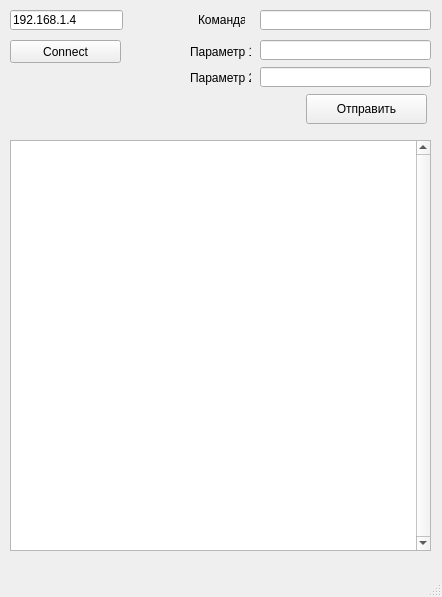
This is Client/client.ui in iambarsik/QtSockets as Qt 5 draws it before an edit. The edited form follows.
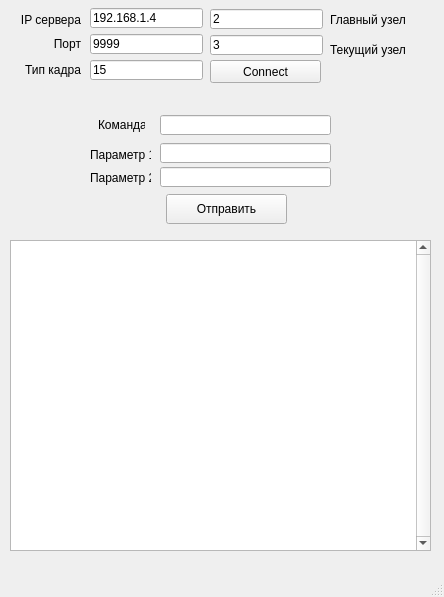
This is the edited form.

Patch:
```diff
--- a/Client/client.ui
+++ b/Client/client.ui
@@ -6,7 +6,7 @@
    <rect>
     <x>0</x>
     <y>0</y>
-    <width>442</width>
+    <width>444</width>
     <height>597</height>
    </rect>
   </property>
@@ -17,8 +17,8 @@
    <widget class="QPushButton" name="pushButton">
     <property name="geometry">
      <rect>
-      <x>306</x>
-      <y>94</y>
+      <x>166</x>
+      <y>194</y>
       <width>121</width>
       <height>30</height>
      </rect>
@@ -30,8 +30,8 @@
    <widget class="QLineEdit" name="lineCommand">
     <property name="geometry">
      <rect>
-      <x>260</x>
-      <y>10</y>
+      <x>160</x>
+      <y>115</y>
       <width>171</width>
       <height>20</height>
      </rect>
@@ -40,8 +40,8 @@
    <widget class="QLineEdit" name="linePar1">
     <property name="geometry">
      <rect>
-      <x>260</x>
-      <y>40</y>
+      <x>160</x>
+      <y>143</y>
       <width>171</width>
       <height>20</height>
      </rect>
@@ -50,8 +50,8 @@
    <widget class="QLineEdit" name="linePar2">
     <property name="geometry">
      <rect>
-      <x>260</x>
-      <y>67</y>
+      <x>160</x>
+      <y>167</y>
       <width>171</width>
       <height>20</height>
      </rect>
@@ -60,8 +60,8 @@
    <widget class="QPushButton" name="pushButton_2">
     <property name="geometry">
      <rect>
-      <x>10</x>
-      <y>40</y>
+      <x>210</x>
+      <y>60</y>
       <width>111</width>
       <height>23</height>
      </rect>
@@ -74,9 +74,9 @@
     <property name="geometry">
      <rect>
       <x>10</x>
-      <y>140</y>
+      <y>240</y>
       <width>421</width>
-      <height>411</height>
+      <height>311</height>
      </rect>
     </property>
     <property name="verticalScrollBarPolicy">
@@ -86,8 +86,8 @@
    <widget class="QLineEdit" name="lineHost">
     <property name="geometry">
      <rect>
-      <x>10</x>
-      <y>10</y>
+      <x>90</x>
+      <y>8</y>
       <width>113</width>
       <height>20</height>
      </rect>
@@ -99,8 +99,8 @@
    <widget class="QLabel" name="label">
     <property name="geometry">
      <rect>
-      <x>198</x>
-      <y>10</y>
+      <x>98</x>
+      <y>115</y>
       <width>47</width>
       <height>20</height>
      </rect>
@@ -112,8 +112,8 @@
    <widget class="QLabel" name="label_2">
     <property name="geometry">
      <rect>
-      <x>190</x>
-      <y>44</y>
+      <x>90</x>
+      <y>147</y>
       <width>61</width>
       <height>16</height>
      </rect>
@@ -125,8 +125,8 @@
    <widget class="QLabel" name="label_3">
     <property name="geometry">
      <rect>
-      <x>190</x>
-      <y>70</y>
+      <x>90</x>
+      <y>170</y>
       <width>61</width>
       <height>16</height>
      </rect>
@@ -135,6 +135,132 @@
      <string>Параметр 2</string>
     </property>
    </widget>
+   <widget class="QLineEdit" name="linePort">
+    <property name="geometry">
+     <rect>
+      <x>90</x>
+      <y>34</y>
+      <width>113</width>
+      <height>20</height>
+     </rect>
+    </property>
+    <property name="text">
+     <string>9999</string>
+    </property>
+   </widget>
+   <widget class="QLineEdit" name="lineMain">
+    <property name="geometry">
+     <rect>
+      <x>210</x>
+      <y>9</y>
+      <width>113</width>
+      <height>20</height>
+     </rect>
+    </property>
+    <property name="text">
+     <string>2</string>
+    </property>
+   </widget>
+   <widget class="QLineEdit" name="lineCurrent">
+    <property name="geometry">
+     <rect>
+      <x>210</x>
+      <y>35</y>
+      <width>113</width>
+      <height>20</height>
+     </rect>
+    </property>
+    <property name="text">
+     <string>3</string>
+    </property>
+   </widget>
+   <widget class="QLineEdit" name="lineFrame">
+    <property name="geometry">
+     <rect>
+      <x>90</x>
+      <y>60</y>
+      <width>113</width>
+      <height>20</height>
+     </rect>
+    </property>
+    <property name="text">
+     <string>15</string>
+    </property>
+   </widget>
+   <widget class="QLabel" name="label_4">
+    <property name="geometry">
+     <rect>
+      <x>20</x>
+      <y>10</y>
+      <width>61</width>
+      <height>20</height>
+     </rect>
+    </property>
+    <property name="text">
+     <string>IP сервера</string>
+    </property>
+    <property name="alignment">
+     <set>Qt::AlignRight|Qt::AlignTrailing|Qt::AlignVCenter</set>
+    </property>
+   </widget>
+   <widget class="QLabel" name="label_5">
+    <property name="geometry">
+     <rect>
+      <x>20</x>
+      <y>34</y>
+      <width>61</width>
+      <height>20</height>
+     </rect>
+    </property>
+    <property name="text">
+     <string>Порт</string>
+    </property>
+    <property name="alignment">
+     <set>Qt::AlignRight|Qt::AlignTrailing|Qt::AlignVCenter</set>
+    </property>
+   </widget>
+   <widget class="QLabel" name="label_6">
+    <property name="geometry">
+     <rect>
+      <x>20</x>
+      <y>60</y>
+      <width>61</width>
+      <height>20</height>
+     </rect>
+    </property>
+    <property name="text">
+     <string>Тип кадра</string>
+    </property>
+    <property name="alignment">
+     <set>Qt::AlignRight|Qt::AlignTrailing|Qt::AlignVCenter</set>
+    </property>
+   </widget>
+   <widget class="QLabel" name="label_7">
+    <property name="geometry">
+     <rect>
+      <x>330</x>
+      <y>10</y>
+      <width>101</width>
+      <height>20</height>
+     </rect>
+    </property>
+    <property name="text">
+     <string>Главный узел</string>
+    </property>
+   </widget>
+   <widget class="QLabel" name="label_8">
+    <property name="geometry">
+     <rect>
+      <x>330</x>
+      <y>40</y>
+      <width>101</width>
+      <height>20</height>
+     </rect>
+    </property>
+    <property name="text">
+     <string>Текущий узел</string>
+    </property>
+   </widget>
   </widget>
   <widget class="QMenuBar" name="menubar">
    <property name="geometry">
```
Left out of the diff: 2 changed lines with no effect on the pictures.
